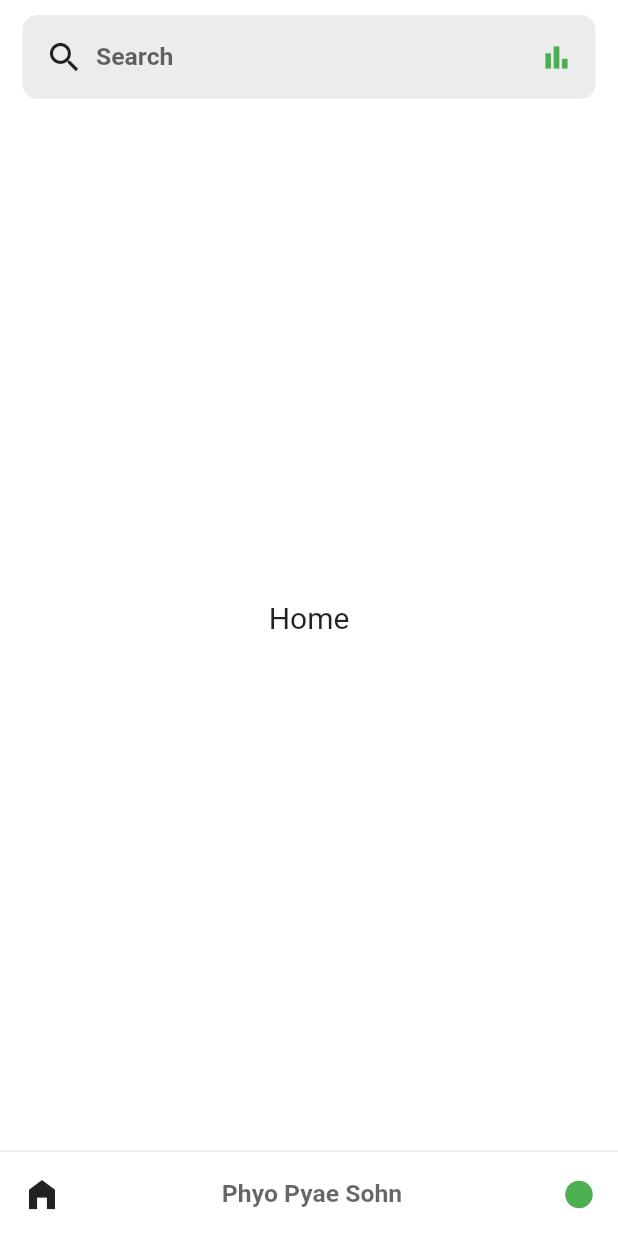
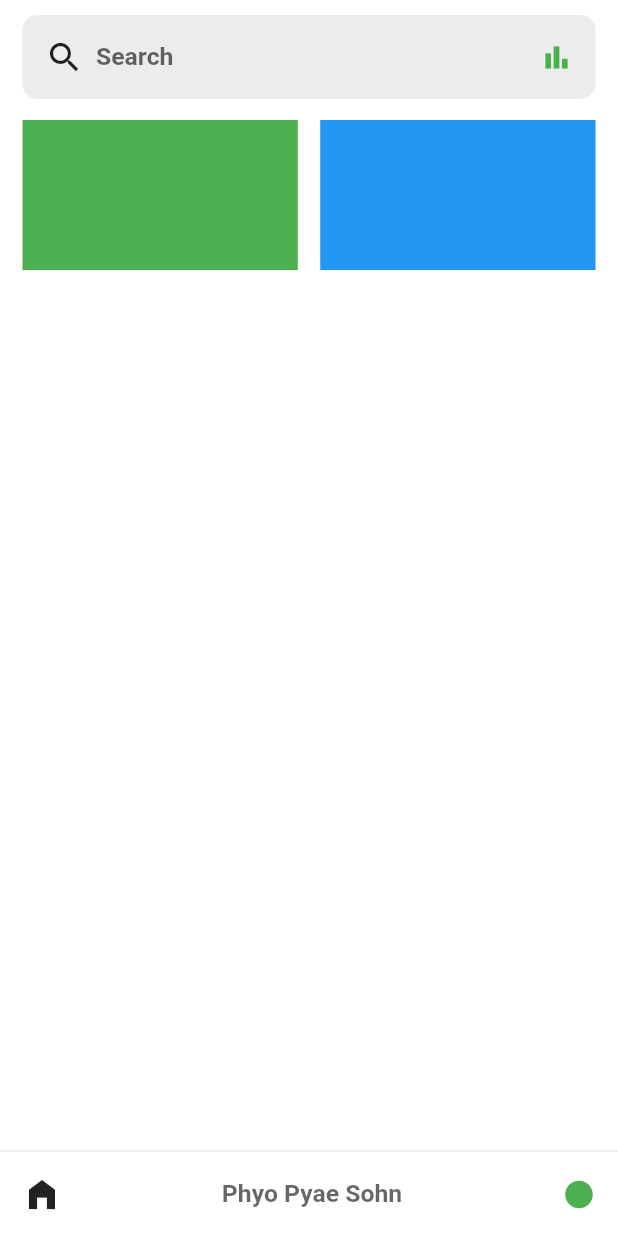
Before and after one commit to thearise/smartkyat_pos, a Flutter app: the screen it shows after launch, on a phone screen of 412 x 824 dp. Run offline on Flutter 3.47's test engine with Material 2 defaults, Android fonts, the phone set to English and light mode, and no system bars.

Commit message:
Updated to sps brranch

```diff
--- a/lib/fragments/home_fragment.dart
+++ b/lib/fragments/home_fragment.dart
@@ -25,15 +25,49 @@ class _HomeFragmentState extends State<HomeFragment> {
         child: SafeArea(
           top: true,
           bottom: true,
+          child: Row(
+            children: [
+              Container(
+                width: MediaQuery.of(context).size.width>900?MediaQuery.of(context).size.width*(2/3.5):MediaQuery.of(context).size.width,
                 child: Stack(
                   children: [
                     Align(
                       alignment: Alignment.center,
+                      child: Padding(
+                        padding: const EdgeInsets.only(top:80.0, bottom: 56),
                         child: Container(
-                  height: MediaQuery.of(context).size.height-MediaQuery.of(context).padding.top-MediaQuery.of(context).padding.bottom-250,
+                          height: MediaQuery.of(context).size.height,
                           width: MediaQuery.of(context).size.width,
                           color: Colors.white,
-                  child: Center(child: Text('Home', style: TextStyle(fontSize: 20),)),
+                          child: ListView(
+                            children: [
+                              Padding(
+                                padding: const EdgeInsets.only(left: 7.5, right: 7.5),
+                                child: Row(
+                                  children: [
+                                    Padding(
+                                      padding: const EdgeInsets.only(left: 7.5, right: 7.5),
+                                      child: Container(
+                                        width: MediaQuery.of(context).size.width>900?MediaQuery.of(context).size.width*(2/3.5)*(1/2)-22.5:MediaQuery.of(context).size.width*(1/2)-22.5,
+                                        height: 100,
+                                        color: Colors.green,
+                                      ),
+                                    ),
+                                    Padding(
+                                      padding: const EdgeInsets.only(left: 7.5, right: 7.5),
+                                      child: Container(
+                                        width: MediaQuery.of(context).size.width>900?MediaQuery.of(context).size.width*(2/3.5)*(1/2)-22.5:MediaQuery.of(context).size.width*(1/2)-22.5,
+                                        height: 100,
+                                        color: Colors.blue,
+                                      ),
+                                    )
+
+                                  ],
+                                ),
+                              )
+                            ],
+                          ),
+                        ),
                       ),
                     ),
                     Align(
@@ -86,6 +120,20 @@ class _HomeFragmentState extends State<HomeFragment> {
                       ),
                     ),
 
+                  ],
+                ),
+              ),
+              MediaQuery.of(context).size.width>900?Padding(
+                padding: const EdgeInsets.only(top: 10.0, bottom: 57.0),
+                child: Container(
+                  decoration: BoxDecoration(
+
+                      border: Border(left: BorderSide(color: Colors.grey.withOpacity(0.3), width: 1.0))
+                  ),
+                  width: MediaQuery.of(context).size.width*(1.5/3.5),
+
+                ),
+              ):Container()
             ],
           ),
         ),
--- a/lib/main.dart
+++ b/lib/main.dart
@@ -22,6 +22,11 @@ class MyApp extends StatelessWidget {
   Widget build(BuildContext context) {
     SystemChrome.setSystemUIOverlayStyle(SystemUiOverlayStyle.dark);
 
+    SystemChrome.setPreferredOrientations([
+      DeviceOrientation.portraitUp,
+      DeviceOrientation.portraitDown,
+    ]);
+
     return MaterialApp(
       title: 'Flutter UI',
       debugShowCheckedModeBanner: false,
--- a/lib/pages/home_page.dart
+++ b/lib/pages/home_page.dart
@@ -62,6 +62,8 @@ class HomePageState extends State<HomePage> {
 
   @override
   Widget build(BuildContext context) {
+
+    print(MediaQuery.of(context).size.width.toString());
     List<Widget> drawerOptions = [];
     for (var i = 0; i < widget.drawerItems.length; i++) {
       var d = widget.drawerItems[i];
```
Also changed, not shown: 1 other file. Lines whose indentation alone changed are shown as unchanged.
